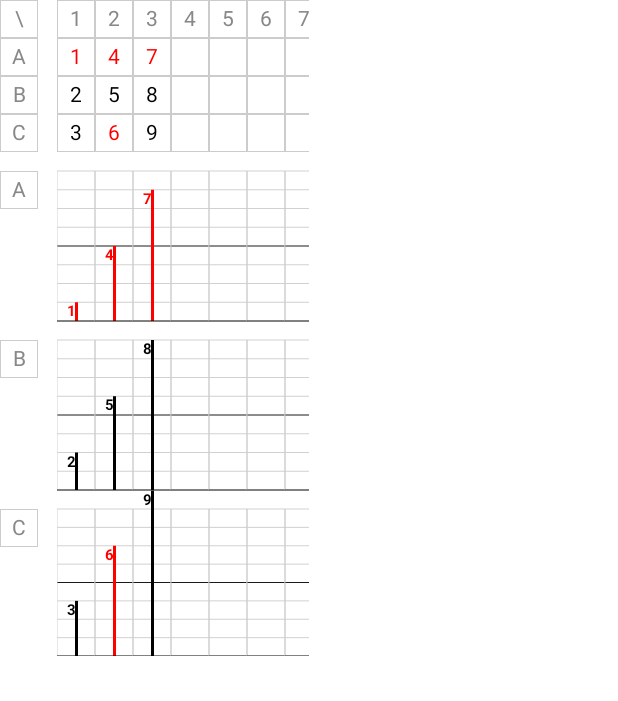
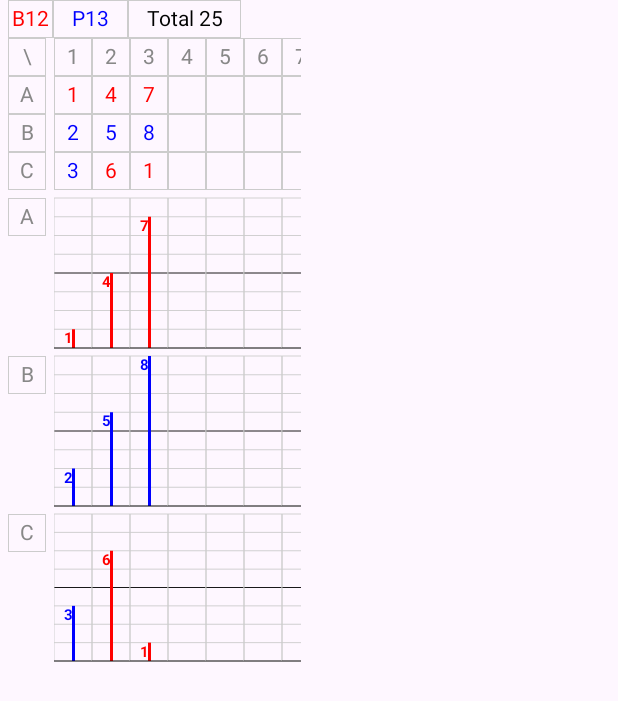
Before and after one commit to daishengda2018/ReopenAndroind, an Android app built with Jetpack Compose: the @Preview function Demo, on a phone screen of 412 x 824 dp. Shown: the top 701 px of the screen. Run offline under Robolectric (Android 15) with nearby library versions, the phone set to English and light mode, and no system bars.

Commit message:
[feat] BPPC 计数器

```diff
--- a/app/src/main/java/com/dsd/baccarat/MainActivity.kt
+++ b/app/src/main/java/com/dsd/baccarat/MainActivity.kt
@@ -5,15 +5,14 @@ import androidx.activity.ComponentActivity
 import androidx.activity.compose.setContent
 import androidx.activity.enableEdgeToEdge
 import androidx.activity.viewModels
-import androidx.compose.foundation.background
-import androidx.compose.foundation.layout.Column
+import androidx.compose.foundation.layout.Row
 import androidx.compose.foundation.layout.fillMaxHeight
 import androidx.compose.foundation.layout.fillMaxWidth
 import androidx.compose.foundation.layout.padding
-import androidx.compose.foundation.layout.size
 import androidx.compose.material3.Scaffold
 import androidx.compose.ui.Modifier
-import androidx.compose.ui.graphics.Color
+import androidx.compose.ui.unit.dp
+import androidx.lifecycle.compose.collectAsStateWithLifecycle
 import com.dsd.baccarat.data.InputViewModel
 import com.dsd.baccarat.ui.page.BppcTableAndChart
 import com.dsd.baccarat.ui.page.InputButtons
@@ -27,14 +26,16 @@ class MainActivity : ComponentActivity() {
         enableEdgeToEdge()
         setContent {
             ReopenAndroidTheme {
+                val bppcItems = viewModel.bppcTableStateFlow.collectAsStateWithLifecycle().value
+                val counter = viewModel.bpCounterStateFlow.collectAsStateWithLifecycle().value
                 Scaffold { innerPadding ->
-                    Column(
+                    Row(
                         modifier = Modifier
                             .padding(innerPadding)
                             .fillMaxHeight()
                             .fillMaxWidth()
                     ) {
-                        BppcTableAndChart(viewModel)
+                        BppcTableAndChart(bppcItems, counter)
                         InputButtons(viewModel)
                     }
                 }
--- a/app/src/main/java/com/dsd/baccarat/data/DataStructure.kt
+++ b/app/src/main/java/com/dsd/baccarat/data/DataStructure.kt
@@ -6,6 +6,10 @@ data class BppcItem(
     val dataC: Int = 0        // 数据C
 )
 
+data class BpCounter(
+    var bCount: Int = 0,       // B计数
+    var pCount: Int = 0        // P计数
+)
 
 // 密封类：区分实际数据项和空占位项
 sealed class BppcDisplayItem {
--- a/app/src/main/java/com/dsd/baccarat/data/InputViewModel.kt
+++ b/app/src/main/java/com/dsd/baccarat/data/InputViewModel.kt
@@ -14,8 +14,12 @@ class InputViewModel : ViewModel() {
     private val mBppcTableMutableStateFlow = MutableStateFlow<List<BppcDisplayItem>>(
         List(MIN_COUNT) { BppcDisplayItem.Empty } // 初始总长度 = MIN_COUNT
     )
+
     // 暴露给 UI 的不可变 StateFlow
     val bppcTableStateFlow: StateFlow<List<BppcDisplayItem>> = mBppcTableMutableStateFlow.asStateFlow()
+
+    private val mBpCounterMutableStateFlow = MutableStateFlow(BpCounter(0, 0))
+    val bpCounterStateFlow: StateFlow<BpCounter> = mBpCounterMutableStateFlow.asStateFlow()
 
     fun openB() {
         performBppcTableLogic(InputType.B)
@@ -25,12 +29,19 @@ class InputViewModel : ViewModel() {
         performBppcTableLogic(InputType.P)
     }
 
-    private fun performBppcTableLogic(inputType: InputType = InputType.NONE) {
+    private fun performBppcTableLogic(inputType: InputType) {
         // 1. 添加输入类型并获取最近3次输入（提取逻辑以提升可读性）
         mInputItemOfOpen.add(inputType)
         val last3Inputs = mInputItemOfOpen.takeLast(3)
         if (last3Inputs.size < 3) {
             return
+        }
+
+        val current = mBpCounterMutableStateFlow.value
+        when (last3Inputs.last()) {
+            InputType.B -> mBpCounterMutableStateFlow.value = current.copy(bCount = current.bCount + 1)
+            InputType.P -> mBpCounterMutableStateFlow.value = current.copy(pCount = current.pCount + 1)
+            else -> {}
         }
 
         Log.d("InputViewModel", "Current Inputs: $last3Inputs")
--- a/app/src/main/java/com/dsd/baccarat/ui/page/BppcTableAndChart.kt
+++ b/app/src/main/java/com/dsd/baccarat/ui/page/BppcTableAndChart.kt
@@ -1,20 +1,13 @@
 package com.dsd.baccarat.ui.page
 
-import android.R.attr.fontWeight
 import androidx.compose.foundation.Canvas
 import androidx.compose.foundation.border
-import androidx.compose.foundation.layout.Box
-import androidx.compose.foundation.layout.Column
-import androidx.compose.foundation.layout.Row
-import androidx.compose.foundation.layout.Spacer
-import androidx.compose.foundation.layout.fillMaxSize
-import androidx.compose.foundation.layout.fillMaxWidth
-import androidx.compose.foundation.layout.height
-import androidx.compose.foundation.layout.width
+import androidx.compose.foundation.layout.*
 import androidx.compose.foundation.lazy.LazyListState
 import androidx.compose.foundation.lazy.LazyRow
 import androidx.compose.foundation.lazy.itemsIndexed
 import androidx.compose.foundation.lazy.rememberLazyListState
+import androidx.compose.material3.Scaffold
 import androidx.compose.material3.Text
 import androidx.compose.runtime.Composable
 import androidx.compose.runtime.LaunchedEffect
@@ -28,81 +21,116 @@ import androidx.compose.ui.text.TextStyle
 import androidx.compose.ui.text.drawText
 import androidx.compose.ui.text.font.FontWeight
 import androidx.compose.ui.text.rememberTextMeasurer
+import androidx.compose.ui.tooling.preview.Preview
+import androidx.compose.ui.unit.Dp
 import androidx.compose.ui.unit.dp
 import androidx.compose.ui.unit.sp
-import androidx.lifecycle.compose.collectAsStateWithLifecycle
+import com.dsd.baccarat.data.BpCounter
 import com.dsd.baccarat.data.BppcDisplayItem
 import com.dsd.baccarat.data.BppcItem
-import com.dsd.baccarat.data.InputViewModel
+import kotlin.collections.indexOfLast
 
 val ITEM_SIZE = 25.dp
-val ITEM_SIZE_HALF = ITEM_SIZE / 2
+val TABLE_SPACE = 5.dp
 val TABLE_HEIGHT = ITEM_SIZE * 4
-val TOTLE_HEIGHT = (TABLE_HEIGHT * 4) + (ITEM_SIZE_HALF * 3)
-val PADDING_CHAT_TITLE = ITEM_SIZE * 3 + ITEM_SIZE_HALF
+val TOTLE_HEIGHT = (TABLE_HEIGHT * 4) + (TABLE_SPACE * 3)
 const val MIN_COUNT = 25
 val BORDER = 0.3.dp
 const val MAX_VALUE = 8
 
+val TEXT_COLOR_B = Color.Red
+val TEXT_COLOR_P = Color.Blue
+
+@Preview(showBackground = true)
 @Composable
 private fun Demo() {
     val items = listOf(
         BppcItem(1, 2, 3),
         BppcItem(4, 5, 6),
-        BppcItem(7, 8, 9),
+        BppcItem(7, 8, 1),
     )
     val emptyCount = (MIN_COUNT - items.size).coerceAtLeast(0)
     val displayItems: List<BppcDisplayItem> = items
         .map { BppcDisplayItem.Real(it) } // 实际数据转换为 Real 项
         .plus(List(emptyCount) { BppcDisplayItem.Empty }) // 补充 Empty 占位项
+    val counter = BpCounter(12, 13)
 
-    InternalTableAndChart(displayItems)
+    Scaffold { innerPadding ->
+        Column(
+            modifier = Modifier
+                .padding(innerPadding)
+                .fillMaxHeight()
+                .fillMaxWidth()
+        ) {
+            BppcTableAndChart(displayItems, counter)
+        }
+    }
 }
 
 @Composable
-fun BppcTableAndChart(viewModel: InputViewModel) {
-    // 1. 收集ViewModel中的实际数据（随生命周期自动管理）
-    val displayItems = viewModel.bppcTableStateFlow.collectAsStateWithLifecycle().value
-    InternalTableAndChart(displayItems)
+fun BppcTableAndChart(displayItems: List<BppcDisplayItem>, counter: BpCounter) {
+    val listState = rememberLazyListState()
+    LaunchedEffect(displayItems) {
+        // 自动滚动到最后一个实际数据项，确保最新数据可见
+        val visibleCount = listState.layoutInfo.visibleItemsInfo.size
+        // 找到最后一个 Real 项的索引
+        val lastRealIndex = displayItems.indexOfLast { it is BppcDisplayItem.Real }
+        // 只有当最后一个 Real 项不在可见范围内时才滚动
+        if ((lastRealIndex + 1) > visibleCount) {
+            listState.scrollToItem(displayItems.lastIndex)
+        }
+    }
+
+    Column(
+        Modifier
+            .fillMaxWidth(0.5f)
+            .padding(horizontal = 5.dp)
+    )
+    {
+        Counter(counter)
+        Row(
+            Modifier
+                .fillMaxWidth()
+                .height(TOTLE_HEIGHT)
+        ) {
+            Titles()
+            Spacer(Modifier.width(TABLE_SPACE))
+            TableAndChart(displayItems, listState)
+        }
+    }
 }
 
 @Composable
-private fun InternalTableAndChart(displayItems: List<BppcDisplayItem>) {
-    val listState = rememberLazyListState()
-    LaunchedEffect(displayItems.size) {
-        if (displayItems.size > MIN_COUNT) listState.scrollToItem(displayItems.lastIndex)
-    }
-
+fun Counter(counter: BpCounter) {
     Row(
         Modifier
-            .fillMaxWidth(0.5f)
-            .height(TOTLE_HEIGHT)
+            .fillMaxWidth()
+            .height(ITEM_SIZE)
     ) {
-        TableTitle()
-        Spacer(Modifier.width(ITEM_SIZE_HALF))
-        TableLazyRow(displayItems, listState)
+        TextItem("B${counter.bCount}", TEXT_COLOR_B, width = (ITEM_SIZE + TABLE_SPACE), fontWeight = FontWeight.Normal)
+        TextItem("P${counter.pCount}", Color.Blue, width = ITEM_SIZE * 2, fontWeight = FontWeight.Normal)
+        TextItem("Total ${counter.bCount + counter.pCount}", Color.Black, width = ITEM_SIZE * 3, fontWeight = FontWeight.Normal)
     }
 }
 
-
 @Composable
-private fun TableTitle() {
+private fun Titles() {
     Column(Modifier.width(ITEM_SIZE)) {
         listOf("\\", "A", "B", "C").forEach {
             TextItem(it, Color.Gray)
         }
 
-        Spacer(Modifier.height(ITEM_SIZE_HALF))
+        Spacer(Modifier.height(5.dp))
 
         listOf("A", "B", "C").forEach {
             TextItem(it, Color.Gray)
-            Spacer(Modifier.height(PADDING_CHAT_TITLE))
+            Spacer(Modifier.height(ITEM_SIZE * 3 + TABLE_SPACE))
         }
     }
 }
 
 @Composable
-private fun TableLazyRow(items: List<BppcDisplayItem>, listState: LazyListState) {
+private fun TableAndChart(items: List<BppcDisplayItem>, listState: LazyListState) {
     LazyRow(
         state = listState,
         modifier = Modifier.fillMaxWidth()
@@ -118,7 +146,7 @@ private fun TableLazyRow(items: List<BppcDisplayItem>, listState: LazyListState)
                 ).forEach { data ->
                     TextItem(
                         if (data == 0) "" else "$data",
-                        if (data in listOf(1, 4, 6, 7)) Color.Red else Color.Black
+                        if (data in listOf(1, 4, 6, 7)) TEXT_COLOR_B else TEXT_COLOR_P
                     )
                 }
 
@@ -127,7 +155,7 @@ private fun TableLazyRow(items: List<BppcDisplayItem>, listState: LazyListState)
                     if (item is BppcDisplayItem.Real) item.data.dataB else 0,
                     if (item is BppcDisplayItem.Real) item.data.dataC else 0
                 ).forEach { data ->
-                    Spacer(Modifier.height(ITEM_SIZE_HALF))
+                    Spacer(Modifier.height(TABLE_SPACE))
                     VerticalBar(data)
                 }
             }
@@ -161,7 +189,7 @@ fun VerticalBar(value: Int) {
             drawLine(gridColor, Offset(0f, 0f), Offset(0f, size.height), gridWidth)
 
             val barHeight = (value.toFloat() / MAX_VALUE * size.height)
-            val color = if (value in listOf(1, 4, 6, 7)) Color.Red else Color.Black
+            val color = if (value in listOf(1, 4, 6, 7)) TEXT_COLOR_B else TEXT_COLOR_P
             // 柱子
             drawRect(
                 color = color,
@@ -196,11 +224,12 @@ fun VerticalBar(value: Int) {
 fun TextItem(
     text: String,
     color: Color,
+    width: Dp = ITEM_SIZE,
     fontWeight: FontWeight = FontWeight.Normal
 ) {
     Box(
         Modifier
-            .fillMaxWidth()
+            .width(width)
             .height(ITEM_SIZE)
             .border(BORDER, Color.LightGray),
         contentAlignment = Alignment.Center
```
